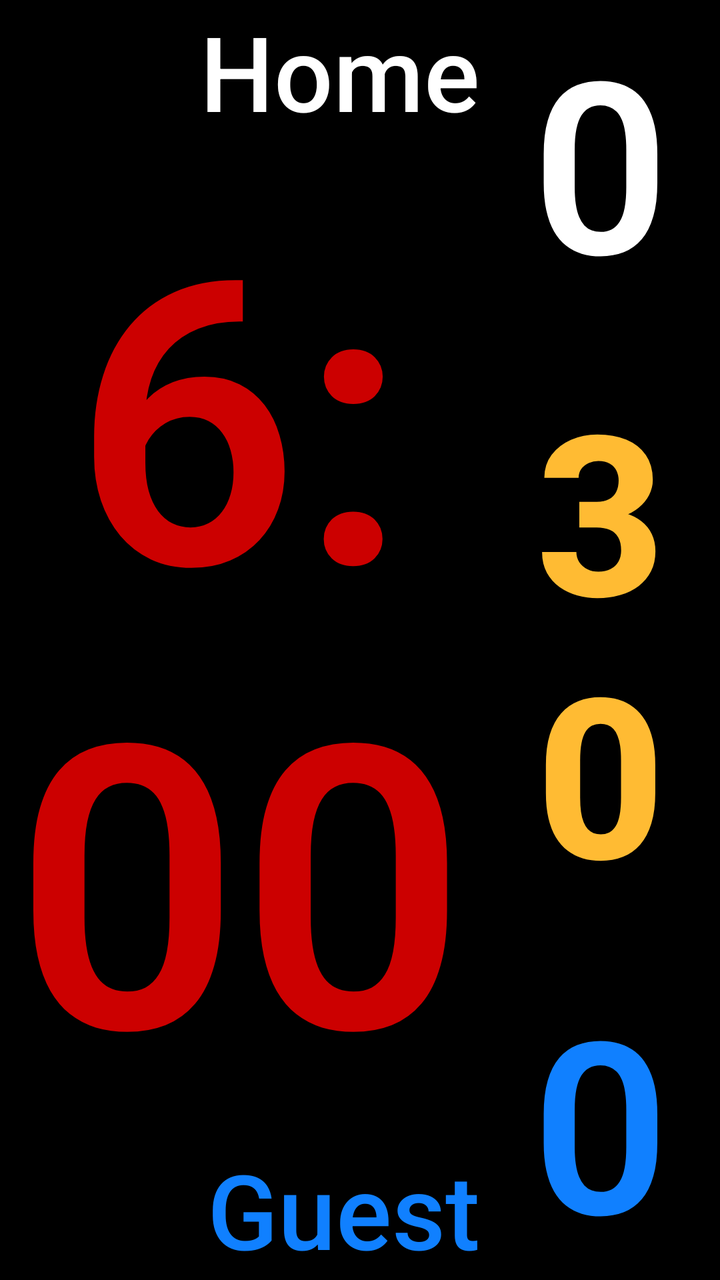
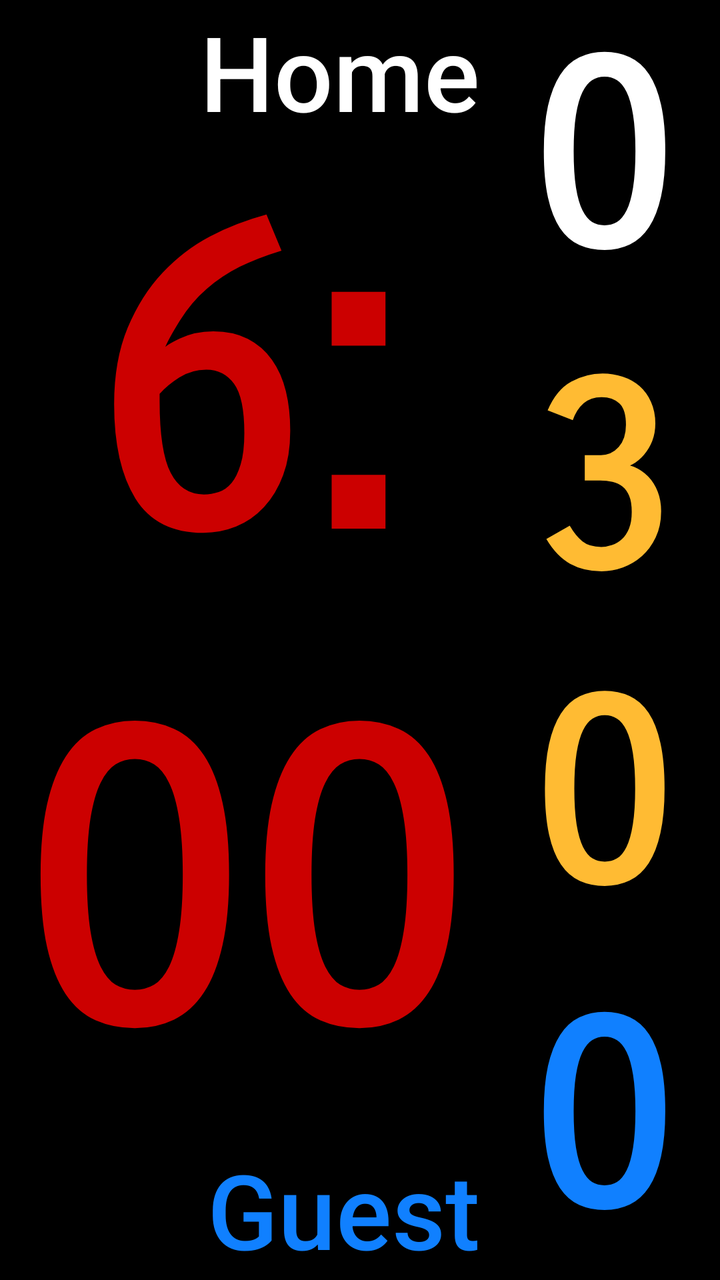

An Android layout rendered at two revisions. The XML below is the earlier revision; the diff shows what the commit changed to produce the second picture.
<!-- AndroidManifest.xml: application theme AppTheme -->
<!-- res/layout/new_full_board.xml -->
<?xml version="1.0" encoding="utf-8"?>
<androidx.coordinatorlayout.widget.CoordinatorLayout xmlns:android="http://schemas.android.com/apk/res/android"
    xmlns:app="http://schemas.android.com/apk/res-auto"
    xmlns:tools="http://schemas.android.com/tools"
    android:layout_width="match_parent"
    android:layout_height="match_parent"
    android:keepScreenOn="true"
    tools:context="de.wasserball.wabaclock.main.NewFullBoard">

    <LinearLayout
        android:id="@+id/newfullBoardLayout"
        android:layout_width="match_parent"
        android:layout_height="match_parent"
        android:orientation="horizontal">

        <LinearLayout
            android:layout_width="match_parent"
            android:layout_height="match_parent"
            android:layout_weight="1"
            android:orientation="vertical">

            <Button
                android:id="@+id/btnTeamHome"
                style="@style/Widget.AppCompat.Button.Borderless"
                android:layout_width="match_parent"
                android:layout_height="match_parent"
                android:layout_weight="4"
                android:background="@android:color/background_dark"
                android:text="@string/home_team_default_name"
                android:textAlignment="textEnd"
                android:textAllCaps="false"
                android:textColor="@android:color/white"
                app:autoSizeMaxTextSize="400sp"
                app:autoSizeMinTextSize="12sp"
                app:autoSizeStepGranularity="2sp"
                app:autoSizeTextType="uniform" />

            <Button
                android:id="@+id/mainTimeBoard"
                style="@style/Widget.AppCompat.Button.Borderless"
                android:layout_width="match_parent"
                android:layout_height="match_parent"
                android:layout_weight="1"
                android:background="@android:color/background_dark"
                android:clickable="true"
                android:contentDescription="@string/main_time_content_description"
                android:focusable="true"
                android:text="@string/main_time_default_val"
                android:textAlignment="center"
                android:textAllCaps="false"
                android:textAppearance="@style/TextAppearance.AppCompat.Display4"
                android:textColor="@android:color/holo_red_dark"
                android:textSize="112sp"
                android:textStyle="bold"
                app:autoSizeMaxTextSize="4000sp"
                app:autoSizeMinTextSize="12sp"
                app:autoSizeStepGranularity="2sp"
                app:autoSizeTextType="uniform" />

            <Button
                android:id="@+id/btnTeamGuest"
                style="@style/Widget.AppCompat.Button.Borderless"
                android:layout_width="match_parent"
                android:layout_height="match_parent"
                android:layout_weight="4"
                android:background="@android:color/background_dark"
                android:text="@string/guest_team_default_name"
                android:textAlignment="textEnd"
                android:textAllCaps="false"
                android:textColor="@color/blue"
                app:autoSizeMaxTextSize="400sp"
                app:autoSizeMinTextSize="12sp"
                app:autoSizeStepGranularity="2sp"
                app:autoSizeTextType="uniform" />
        </LinearLayout>

        <LinearLayout
            android:id="@+id/layoutButtons"
            android:layout_width="match_parent"
            android:layout_height="match_parent"
            android:layout_weight="2"
            android:background="@android:color/background_dark"
            android:orientation="vertical">

            <Button
                android:id="@+id/toreHeimBoard"
                style="@style/Widget.AppCompat.Button.Borderless"
                android:layout_width="match_parent"
                android:layout_height="match_parent"
                android:layout_weight="3"
                android:background="@android:color/background_dark"
                android:contentDescription="@string/goals_home_content_description"
                android:text="@string/_00"
                android:textAlignment="center"
                android:textAllCaps="false"
                android:textAppearance="@style/TextAppearance.AppCompat.Display4"
                android:textColor="@android:color/background_light"
                android:textStyle="bold"
                app:autoSizeMaxTextSize="4000sp"
                app:autoSizeMinTextSize="12sp"
                app:autoSizeStepGranularity="2sp"
                app:autoSizeTextType="uniform" />

            <Button
                android:id="@+id/shotclock_angriffszeit2"
                style="@style/Widget.AppCompat.Button.Borderless"
                android:layout_width="match_parent"
                android:layout_height="match_parent"
                android:layout_weight="2"
                android:background="@android:color/background_dark"
                android:clickable="true"
                android:contentDescription="@string/shotclock_content_description"
                android:focusable="true"
                android:text="@string/shotclock_default_val"
                android:textAlignment="center"
                android:textAllCaps="false"
                android:textAppearance="?android:attr/textAppearanceButton"
                android:textColor="@android:color/holo_orange_light"
                android:textStyle="bold"
                app:autoSizeMaxTextSize="4000sp"
                app:autoSizeMinTextSize="12sp"
                app:autoSizeStepGranularity="20sp"
                app:autoSizeTextType="uniform" />

            <Button
                android:id="@+id/toreGastBoard"
                style="@style/Widget.AppCompat.Button.Borderless"
                android:layout_width="match_parent"
                android:layout_height="match_parent"
                android:layout_weight="3"
                android:background="@android:color/background_dark"
                android:contentDescription="@string/goals_guest_content_description"
                android:elegantTextHeight="false"
                android:includeFontPadding="true"
                android:text="@string/_00"
                android:textAlignment="center"
                android:textAllCaps="false"
                android:textAppearance="@style/TextAppearance.AppCompat.Display4"
                android:textColor="@color/blue"
                android:textStyle="bold"
                app:autoSizeMaxTextSize="4000sp"
                app:autoSizeMinTextSize="12sp"
                app:autoSizeStepGranularity="2sp"
                app:autoSizeTextType="uniform" />

        </LinearLayout>
    </LinearLayout>

</androidx.coordinatorlayout.widget.CoordinatorLayout>
<!-- resources referenced by this layout -->
<resources>
  <color name="blue">#1080FF</color>
  <string name="_00">0</string>
  <string name="goals_guest_content_description">golas guest</string>
  <string name="goals_home_content_description">goals home</string>
  <string name="guest_team_default_name">Guest</string>
  <string name="home_team_default_name">Home</string>
  <string name="main_time_content_description">main time</string>
  <string name="main_time_default_val">6:00</string>
  <string name="shotclock_content_description">shotclock</string>
  <string name="shotclock_default_val">30</string>
  <style name="AppTheme" parent="Theme.AppCompat.Light.NoActionBar">
          
          <item name="colorPrimary">@color/colorPrimary</item>
          <item name="colorPrimaryDark">@color/colorPrimaryDark</item>
          <item name="colorAccent">@color/colorAccent</item>
      </style>
  <color name="colorPrimary">#008577</color>
  <color name="colorPrimaryDark">#000000</color>
  <color name="colorAccent">#D81B60</color>
</resources>

<!-- the commit's change to res/layout/new_full_board.xml (unified diff, before → after) -->
@@ -48,6 +48,7 @@
                 android:text="@string/main_time_default_val"
                 android:textAlignment="center"
                 android:textAllCaps="false"
+                android:fontFamily="sans-serif-smallcaps"
                 android:textAppearance="@style/TextAppearance.AppCompat.Display4"
                 android:textColor="@android:color/holo_red_dark"
                 android:textSize="112sp"
@@ -93,6 +94,7 @@
                 android:text="@string/_00"
                 android:textAlignment="center"
                 android:textAllCaps="false"
+                android:fontFamily="sans-serif-smallcaps"
                 android:textAppearance="@style/TextAppearance.AppCompat.Display4"
                 android:textColor="@android:color/background_light"
                 android:textStyle="bold"
@@ -114,6 +116,7 @@
                 android:text="@string/shotclock_default_val"
                 android:textAlignment="center"
                 android:textAllCaps="false"
+                android:fontFamily="sans-serif-smallcaps"
                 android:textAppearance="?android:attr/textAppearanceButton"
                 android:textColor="@android:color/holo_orange_light"
                 android:textStyle="bold"
@@ -135,6 +138,7 @@
                 android:text="@string/_00"
                 android:textAlignment="center"
                 android:textAllCaps="false"
+                android:fontFamily="sans-serif-smallcaps"
                 android:textAppearance="@style/TextAppearance.AppCompat.Display4"
                 android:textColor="@color/blue"
                 android:textStyle="bold"
